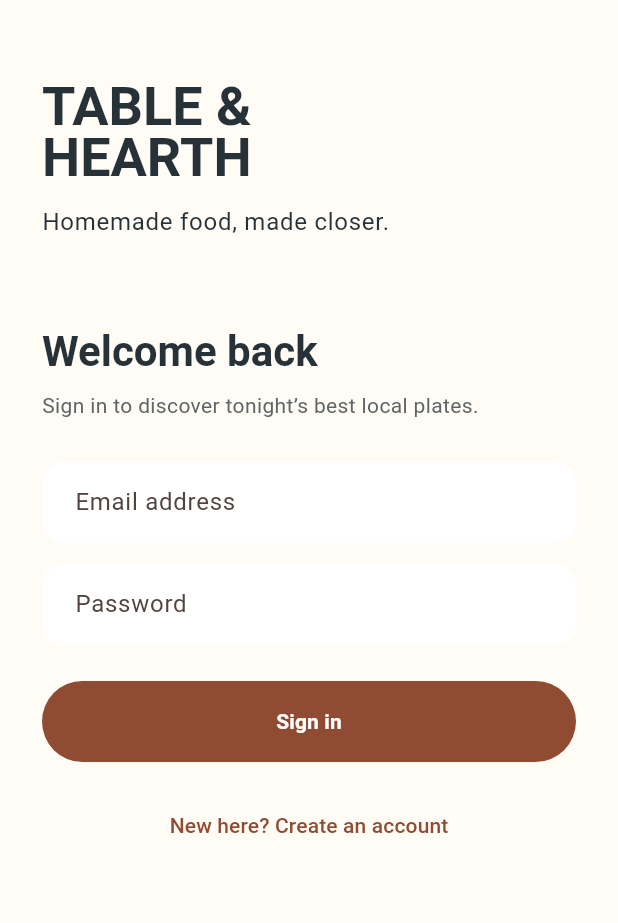
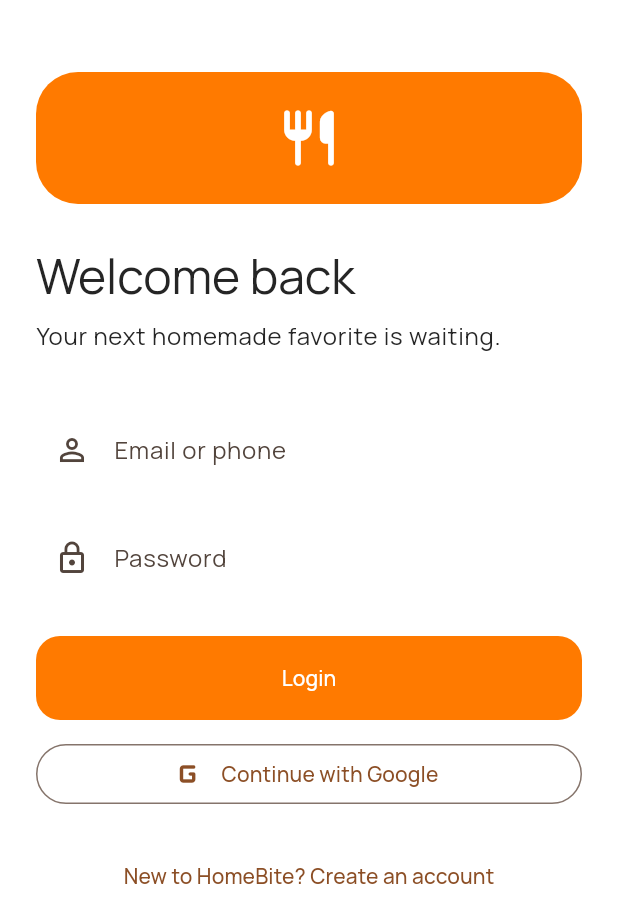
Before and after one commit to Imasha18/HCI-mobile-app, a Flutter app: the screen it shows after launch, on a phone screen of 412 x 824 dp. Shown: the top 923 px of the screen. Run offline on Flutter 3.47's test engine with Material 3 defaults, Android fonts, the phone set to English and light mode, and no system bars; our stand-ins replace dio, flutter_riverpod, flutter_secure_storage, google_fonts; Roboto replaces fonts that are missing (Georgia).

Commit message:
feat(customer): create customer app foundation and authentication

```diff
--- a/lib/app.dart
+++ b/lib/app.dart
@@ -10,7 +10,7 @@
   @override
   Widget build(BuildContext context) {
     return MaterialApp(
-      title: 'Table & Hearth',
+      title: 'HomeBite',
       debugShowCheckedModeBanner: false,
       theme: AppTheme.light,
       initialRoute: AppRoutes.login,
--- a/lib/config/api_config.dart
+++ b/lib/config/api_config.dart
@@ -1,4 +1,4 @@
 class ApiConfig {
-  static const baseUrl = 'https://api.example.com';
+  static const baseUrl = 'http://10.0.2.2:5000/api';
   static const connectTimeout = Duration(seconds: 15);
 }
--- a/lib/config/app_routes.dart
+++ b/lib/config/app_routes.dart
@@ -3,4 +3,5 @@
   static const home = '/home';
   static const register = '/register';
   static const cart = '/cart';
+  static const customerLogin = '/customer-login';
 }
--- a/lib/config/app_theme.dart
+++ b/lib/config/app_theme.dart
@@ -1,26 +1,20 @@
 import 'package:flutter/material.dart';
+import 'package:google_fonts/google_fonts.dart';
 
 class AppTheme {
-  static const _ink = Color(0xFF263238);
-  static const _terracotta = Color(0xFFB85C38);
-  static const _cream = Color(0xFFFFFBF5);
+  static const _ink = Color(0xFF252525);
+  static const _orange = Color(0xFFFF7A00);
+  static const _background = Color(0xFFFFFFFF);
 
   static ThemeData get light => ThemeData(
     useMaterial3: true,
-    scaffoldBackgroundColor: _cream,
+    scaffoldBackgroundColor: _background,
     colorScheme: ColorScheme.fromSeed(
-      seedColor: _terracotta,
+      seedColor: _orange,
       brightness: Brightness.light,
-      surface: _cream,
+      surface: _background,
     ),
-    fontFamily: 'Georgia',
-    textTheme: const TextTheme(
-      headlineLarge: TextStyle(color: _ink, fontWeight: FontWeight.w700),
-      headlineMedium: TextStyle(color: _ink, fontWeight: FontWeight.w700),
-      titleLarge: TextStyle(color: _ink, fontWeight: FontWeight.w700),
-      bodyLarge: TextStyle(color: _ink, height: 1.4),
-      bodyMedium: TextStyle(color: Color(0xFF5F6668), height: 1.4),
-    ),
+    textTheme: GoogleFonts.manropeTextTheme().apply(bodyColor: _ink, displayColor: _ink),
     inputDecorationTheme: InputDecorationTheme(
       filled: true,
       fillColor: Colors.white,
@@ -30,5 +24,13 @@
       ),
       contentPadding: const EdgeInsets.symmetric(horizontal: 18, vertical: 16),
     ),
+    filledButtonTheme: FilledButtonThemeData(
+      style: FilledButton.styleFrom(
+        backgroundColor: _orange,
+        foregroundColor: Colors.white,
+        minimumSize: const Size.fromHeight(56),
+        shape: RoundedRectangleBorder(borderRadius: BorderRadius.circular(16)),
+      ),
+    ),
   );
 }
--- /dev/null
+++ b/lib/features/customer/screens/customer_login_screen.dart
@@ -0,0 +1,103 @@
+import 'package:flutter/material.dart';
+import 'package:flutter_riverpod/flutter_riverpod.dart';
+
+import '../../../config/app_routes.dart';
+import '../providers/customer_provider.dart';
+
+class CustomerLoginScreen extends ConsumerStatefulWidget {
+  const CustomerLoginScreen({super.key});
+
+  @override
+  ConsumerState<CustomerLoginScreen> createState() => _CustomerLoginScreenState();
+}
+
+class _CustomerLoginScreenState extends ConsumerState<CustomerLoginScreen> {
+  final _emailController = TextEditingController();
+  final _passwordController = TextEditingController();
+  final _formKey = GlobalKey<FormState>();
+
+  @override
+  void dispose() {
+    _emailController.dispose();
+    _passwordController.dispose();
+    super.dispose();
+  }
+
+  Future<void> _login() async {
+    if (!_formKey.currentState!.validate()) return;
+    final success = await ref.read(customerProvider.notifier).login(
+          _emailController.text,
+          _passwordController.text,
+        );
+    if (success && mounted) {
+      Navigator.pushReplacementNamed(context, AppRoutes.home);
+    }
+  }
+
+  @override
+  Widget build(BuildContext context) {
+    final state = ref.watch(customerProvider);
+    return Scaffold(
+      body: SafeArea(
+        child: Form(
+          key: _formKey,
+          child: ListView(
+            padding: const EdgeInsets.fromLTRB(24, 48, 24, 24),
+            children: [
+              Container(
+                height: 88,
+                width: 88,
+                decoration: BoxDecoration(
+                  color: const Color(0xFFFF7A00),
+                  borderRadius: BorderRadius.circular(28),
+                ),
+                child: const Icon(Icons.restaurant_rounded, color: Colors.white, size: 44),
+              ),
+              const SizedBox(height: 28),
+              Text('Welcome back', style: Theme.of(context).textTheme.headlineLarge),
+              const SizedBox(height: 8),
+              Text('Your next homemade favorite is waiting.', style: Theme.of(context).textTheme.bodyLarge),
+              const SizedBox(height: 36),
+              TextFormField(
+                controller: _emailController,
+                keyboardType: TextInputType.emailAddress,
+                decoration: const InputDecoration(labelText: 'Email or phone', prefixIcon: Icon(Icons.person_outline)),
+                validator: (value) => value == null || value.trim().isEmpty ? 'Enter your email or phone' : null,
+              ),
+              const SizedBox(height: 16),
+              TextFormField(
+                controller: _passwordController,
+                obscureText: true,
+                decoration: const InputDecoration(labelText: 'Password', prefixIcon: Icon(Icons.lock_outline)),
+                validator: (value) => value == null || value.length < 6 ? 'Password must be at least 6 characters' : null,
+              ),
+              const SizedBox(height: 24),
+              if (state.error != null)
+                Padding(
+                  padding: const EdgeInsets.only(bottom: 16),
+                  child: Text(state.error!, style: TextStyle(color: Theme.of(context).colorScheme.error)),
+                ),
+              FilledButton(
+                onPressed: state.isLoading ? null : _login,
+                child: state.isLoading
+                    ? const SizedBox.square(dimension: 22, child: CircularProgressIndicator(strokeWidth: 2, color: Colors.white))
+                    : const Text('Login'),
+              ),
+              const SizedBox(height: 12),
+              OutlinedButton.icon(
+                onPressed: () {},
+                icon: const Icon(Icons.g_mobiledata_rounded, size: 28),
+                label: const Text('Continue with Google'),
+              ),
+              const SizedBox(height: 20),
+              TextButton(
+                onPressed: () => Navigator.pushNamed(context, AppRoutes.register),
+                child: const Text('New to HomeBite? Create an account'),
+              ),
+            ],
+          ),
+        ),
+      ),
+    );
+  }
+}
--- a/lib/main.dart
+++ b/lib/main.dart
@@ -1,7 +1,8 @@
 import 'package:flutter/material.dart';
+import 'package:flutter_riverpod/flutter_riverpod.dart';
 
 import 'app.dart';
 
 void main() {
-  runApp(const DeliveryApp());
+  runApp(const ProviderScope(child: DeliveryApp()));
 }
--- a/lib/routes/route_generator.dart
+++ b/lib/routes/route_generator.dart
@@ -1,14 +1,14 @@
 import 'package:flutter/material.dart';
 
 import '../config/app_routes.dart';
-import '../features/auth/screens/login_screen.dart';
+import '../features/customer/screens/customer_login_screen.dart';
 import '../features/auth/screens/register_screen.dart';
 import '../features/customer/screens/customer_home_screen.dart';
 
 class RouteGenerator {
   static Route<dynamic> generate(RouteSettings settings) {
     final Widget page = switch (settings.name) {
-      AppRoutes.login => const LoginScreen(),
+      AppRoutes.login => const CustomerLoginScreen(),
       AppRoutes.register => const RegisterScreen(),
       AppRoutes.home => const CustomerHomeScreen(),
       AppRoutes.cart => Scaffold(
```
Also changed, not shown: lib/features/customer/providers/customer_provider.dart (added, +49 -0 lines), lib/services/api_client.dart (added, +17 -0 lines), pubspec.yaml (+4 -10 lines), pubspec.lock, 2 other files.
